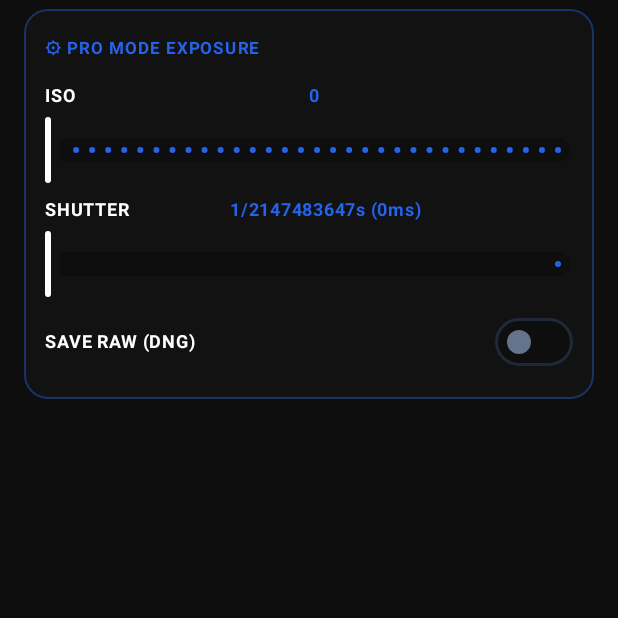
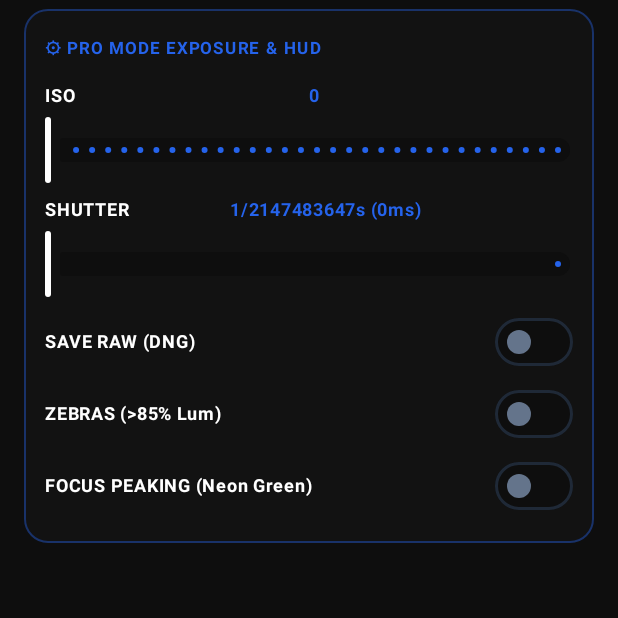
Before and after one commit to KanakSaini04/Lensora_Ai, an Android app built with Jetpack Compose: the composable ProModeControls called with empty values, on a phone screen of 412 x 824 dp, the top half of it. Run offline under Robolectric (Android 15) with nearby library versions, the phone set to English and light mode, and no system bars.

Commit message:
feat(camera): implement AGSL shaders for zebras and focus peaking

```diff
--- a/app/src/main/java/com/lensora/ai/ui/camera/ProModeControls.kt
+++ b/app/src/main/java/com/lensora/ai/ui/camera/ProModeControls.kt
@@ -39,6 +39,10 @@ fun ProModeControls(
     onShutterSpeedChanged: (Long) -> Unit,
     onRawToggled: (Boolean) -> Unit,
     modifier: Modifier = Modifier,
+    isZebrasEnabled: Boolean = false,
+    isPeakingEnabled: Boolean = false,
+    onZebrasToggled: (Boolean) -> Unit = {},
+    onPeakingToggled: (Boolean) -> Unit = {},
 ) {
     Card(
         colors = CardDefaults.cardColors(containerColor = CharcoalSurface.copy(alpha = 0.90f)),
@@ -56,7 +60,7 @@ fun ProModeControls(
                 modifier = Modifier.fillMaxWidth(),
             ) {
                 Text(
-                    text = "\u2699 PRO MODE EXPOSURE",
+                    text = "\u2699 PRO MODE EXPOSURE & HUD",
                     color = RoyalBlue,
                     fontSize = 11.sp,
                     fontWeight = FontWeight.Bold,
@@ -167,6 +171,54 @@ fun ProModeControls(
                     ),
                 )
             }
+
+            // 4. Zebras Shader Overlay Toggle
+            Row(
+                verticalAlignment = Alignment.CenterVertically,
+                horizontalArrangement = Arrangement.SpaceBetween,
+                modifier = Modifier.fillMaxWidth(),
+            ) {
+                Text(
+                    text = "ZEBRAS (>85% Lum)",
+                    color = ColorWhite,
+                    fontWeight = FontWeight.Bold,
+                    fontSize = 12.sp,
+                )
+                Switch(
+                    checked = isZebrasEnabled,
+                    onCheckedChange = onZebrasToggled,
+                    colors = SwitchDefaults.colors(
+                        checkedThumbColor = ColorWhite,
+                        checkedTrackColor = RoyalBlue,
+                        uncheckedThumbColor = ColorMutedGray,
+                        uncheckedTrackColor = PitchBlackBackground,
+                    ),
+                )
+            }
+
+            // 5. Focus Peaking Shader Overlay Toggle
+            Row(
+                verticalAlignment = Alignment.CenterVertically,
+                horizontalArrangement = Arrangement.SpaceBetween,
+                modifier = Modifier.fillMaxWidth(),
+            ) {
+                Text(
+                    text = "FOCUS PEAKING (Neon Green)",
+                    color = ColorWhite,
+                    fontWeight = FontWeight.Bold,
+                    fontSize = 12.sp,
+                )
+                Switch(
+                    checked = isPeakingEnabled,
+                    onCheckedChange = onPeakingToggled,
+                    colors = SwitchDefaults.colors(
+                        checkedThumbColor = ColorWhite,
+                        checkedTrackColor = RoyalBlue,
+                        uncheckedThumbColor = ColorMutedGray,
+                        uncheckedTrackColor = PitchBlackBackground,
+                    ),
+                )
+            }
         }
     }
 }
```
Also changed, not shown: app/src/main/java/com/lensora/ai/ui/camera/AgslShaders.kt (added, +64 -0 lines), app/src/main/java/com/lensora/ai/ui/camera/CameraScreen.kt (+30 -2 lines), 9 other files.
